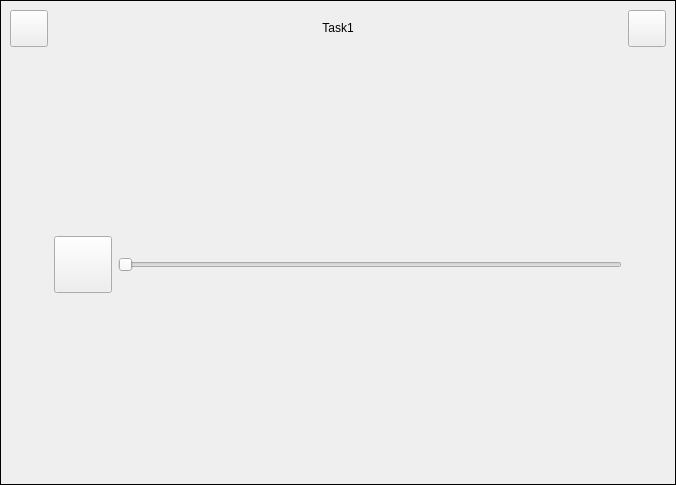
Before: the Qt Designer form GUI.ui in CongTaiLai/TPO, drawn with Qt 5.
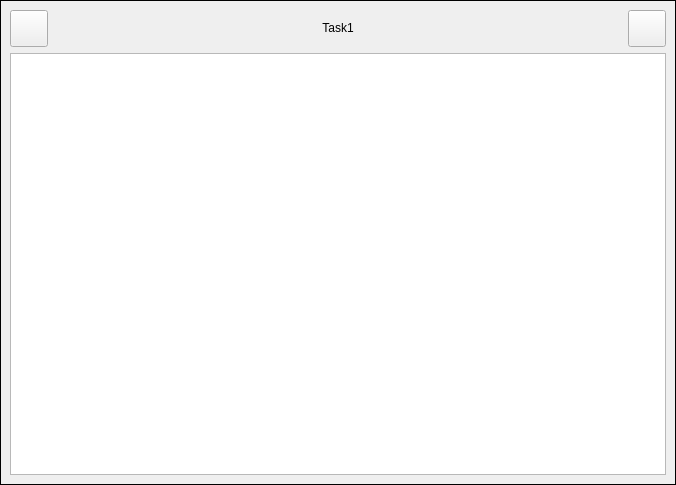
After: the same form once the commit is applied. Icons and pictures are not drawn.

Commit message: Update GUI, display the text. TODO: Finish audio player.

What changed in the file:
```diff
--- a/GUI.ui
+++ b/GUI.ui
@@ -84,49 +84,6 @@
   </widget>
   <widget class="QWidget" name="task1">
    <layout class="QGridLayout" name="gridLayout_2">
-    <item row="3" column="2">
-     <widget class="QSlider" name="Slider1">
-      <property name="minimumSize">
-       <size>
-        <width>400</width>
-        <height>0</height>
-       </size>
-      </property>
-      <property name="orientation">
-       <enum>Qt::Horizontal</enum>
-      </property>
-     </widget>
-    </item>
-    <item row="3" column="1">
-     <widget class="QToolButton" name="Play1">
-      <property name="text">
-       <string/>
-      </property>
-      <property name="icon">
-       <iconset>
-        <normaloff>res/play_btn.svg</normaloff>res/play_btn.svg</iconset>
-      </property>
-      <property name="iconSize">
-       <size>
-        <width>50</width>
-        <height>50</height>
-       </size>
-      </property>
-     </widget>
-    </item>
-    <item row="1" column="1">
-     <spacer name="verticalSpacer">
-      <property name="orientation">
-       <enum>Qt::Vertical</enum>
-      </property>
-      <property name="sizeHint" stdset="0">
-       <size>
-        <width>20</width>
-        <height>40</height>
-       </size>
-      </property>
-     </spacer>
-    </item>
     <item row="0" column="0">
      <widget class="QToolButton" name="previous1">
       <property name="text">
@@ -144,18 +101,22 @@
       </property>
      </widget>
     </item>
-    <item row="4" column="1">
-     <spacer name="verticalSpacer_2">
-      <property name="orientation">
-       <enum>Qt::Vertical</enum>
+    <item row="0" column="3">
+     <widget class="QToolButton" name="next1">
+      <property name="text">
+       <string/>
       </property>
-      <property name="sizeHint" stdset="0">
+      <property name="icon">
+       <iconset>
+        <normaloff>res/next.svg</normaloff>res/next.svg</iconset>
+      </property>
+      <property name="iconSize">
        <size>
-        <width>20</width>
-        <height>40</height>
+        <width>30</width>
+        <height>30</height>
        </size>
       </property>
-     </spacer>
+     </widget>
     </item>
     <item row="0" column="1" colspan="2">
      <widget class="QLabel" name="label">
@@ -176,22 +137,8 @@
       </property>
      </widget>
     </item>
-    <item row="0" column="3">
-     <widget class="QToolButton" name="next1">
-      <property name="text">
-       <string/>
-      </property>
-      <property name="icon">
-       <iconset>
-        <normaloff>res/next.svg</normaloff>res/next.svg</iconset>
-      </property>
-      <property name="iconSize">
-       <size>
-        <width>30</width>
-        <height>30</height>
-       </size>
-      </property>
-     </widget>
+    <item row="1" column="0" colspan="4">
+     <widget class="QTextBrowser" name="Article1"/>
     </item>
    </layout>
   </widget>
```
The commit also changes 1 other file.
